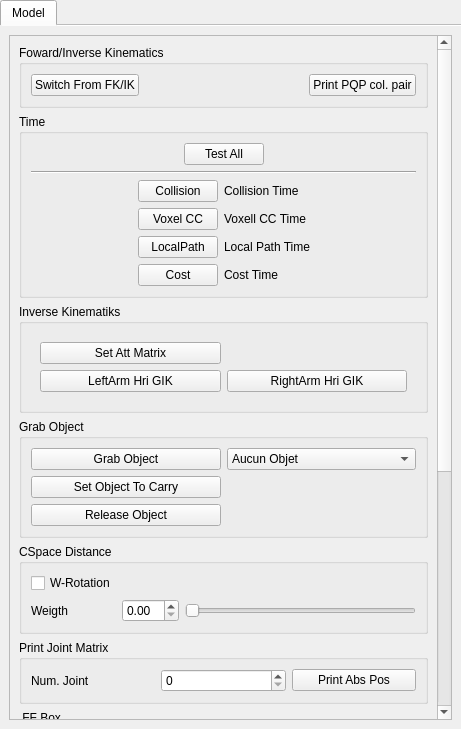
Before: the Qt Designer form src/qtUI/qtMainInterface/sideWidgets/qtRobot.ui in jmainpri/libmove3d-planners, drawn with Qt 5.
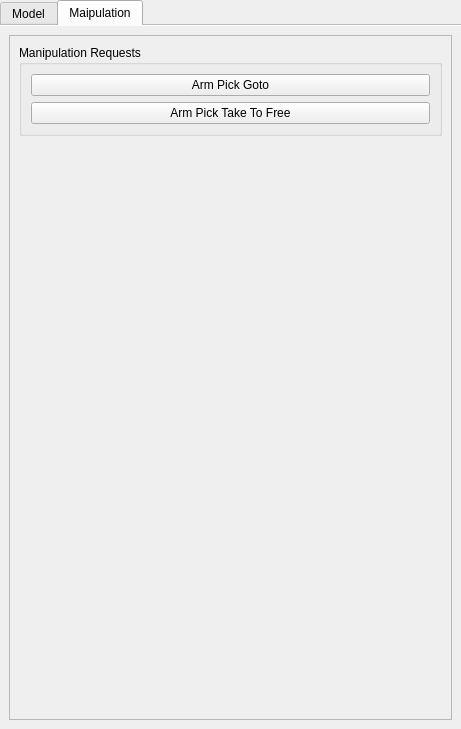
After: the same form once the commit is applied.

Commit message: Changes to take into account the GRASP_PLANNING, LIGHT_PLANNER and change the Project creation to main thread

```diff
--- a/src/qtUI/qtMainInterface/sideWidgets/qtRobot.ui
+++ b/src/qtUI/qtMainInterface/sideWidgets/qtRobot.ui
@@ -13,14 +13,14 @@
   <property name="windowTitle">
    <string>Form</string>
   </property>
-  <layout class="QVBoxLayout" name="verticalLayout_3">
+  <layout class="QHBoxLayout" name="horizontalLayout">
    <property name="margin">
     <number>0</number>
    </property>
    <item>
     <widget class="QTabWidget" name="tabWidget_6">
      <property name="currentIndex">
-      <number>0</number>
+      <number>1</number>
      </property>
      <property name="usesScrollButtons">
       <bool>true</bool>
@@ -45,7 +45,7 @@
           <property name="geometry">
            <rect>
             <x>0</x>
-            <y>-414</y>
+            <y>0</y>
             <width>402</width>
             <height>1178</height>
            </rect>
@@ -531,6 +531,68 @@
        </item>
       </layout>
      </widget>
+     <widget class="QWidget" name="ManipulationTab">
+      <attribute name="title">
+       <string>Maipulation</string>
+      </attribute>
+      <layout class="QVBoxLayout" name="verticalLayout_3">
+       <item>
+        <widget class="QScrollArea" name="scrollAreaManip">
+         <property name="widgetResizable">
+          <bool>true</bool>
+         </property>
+         <widget class="QWidget" name="scrollAreaWidgetContentsManip">
+          <property name="geometry">
+           <rect>
+            <x>0</x>
+            <y>0</y>
+            <width>417</width>
+            <height>670</height>
+           </rect>
+          </property>
+          <layout class="QVBoxLayout" name="verticalLayout_4">
+           <item>
+            <widget class="QGroupBox" name="groupBox_4">
+             <property name="title">
+              <string>Manipulation Requests</string>
+             </property>
+             <layout class="QVBoxLayout" name="verticalLayout_5">
+              <item>
+               <widget class="QPushButton" name="pushButtonArmPickGoto">
+                <property name="text">
+                 <string>Arm Pick Goto</string>
+                </property>
+               </widget>
+              </item>
+              <item>
+               <widget class="QPushButton" name="pushButtonArmPickTakeToFree">
+                <property name="text">
+                 <string>Arm Pick Take To Free</string>
+                </property>
+               </widget>
+              </item>
+             </layout>
+            </widget>
+           </item>
+           <item>
+            <spacer name="verticalSpacer">
+             <property name="orientation">
+              <enum>Qt::Vertical</enum>
+             </property>
+             <property name="sizeHint" stdset="0">
+              <size>
+               <width>20</width>
+               <height>40</height>
+              </size>
+             </property>
+            </spacer>
+           </item>
+          </layout>
+         </widget>
+        </widget>
+       </item>
+      </layout>
+     </widget>
     </widget>
    </item>
   </layout>
```
Left out of the diff: 2 changed lines with no effect on the pictures. The commit also changes 18 other files.
